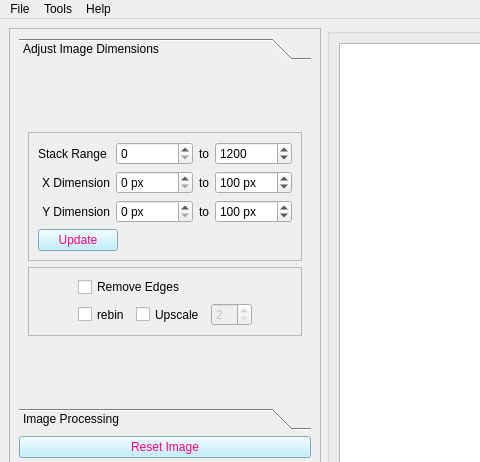
Old version of the form uis/mainwindow_admin.ui in the repository pattammattel/MIDAS_Admin; both pictures show x 0 to 480 and y 0 to 462 of the 1246 by 936 pixel window.
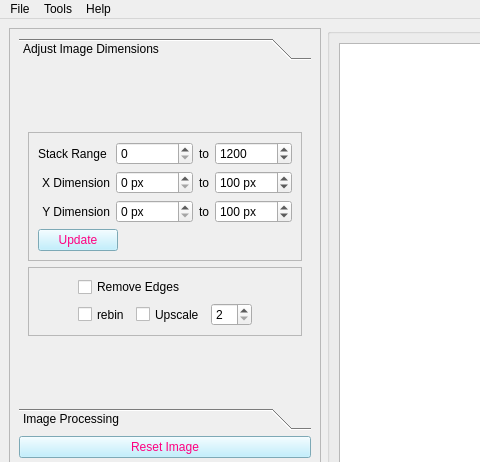
New version of the form. Custom widgets are drawn as their Qt base class.

What changed in the file:
```diff
--- a/uis/mainwindow_admin.ui
+++ b/uis/mainwindow_admin.ui
@@ -57,8 +57,8 @@
         <rect>
          <x>0</x>
          <y>0</y>
-         <width>321</width>
-         <height>867</height>
+         <width>390</width>
+         <height>855</height>
         </rect>
        </property>
        <layout class="QGridLayout" name="gridLayout_9">
@@ -97,8 +97,8 @@
             <rect>
              <x>0</x>
              <y>0</y>
-             <width>310</width>
-             <height>291</height>
+             <width>368</width>
+             <height>352</height>
             </rect>
            </property>
            <attribute name="label">
@@ -363,7 +363,7 @@
                  <item>
                   <widget class="QSpinBox" name="sb_scaling_factor">
                    <property name="enabled">
-                    <bool>false</bool>
+                    <bool>true</bool>
                    </property>
                    <property name="sizePolicy">
                     <sizepolicy hsizetype="Fixed" vsizetype="Fixed">
```
Left out of the diff: 20 changed lines with no effect on the pictures.
